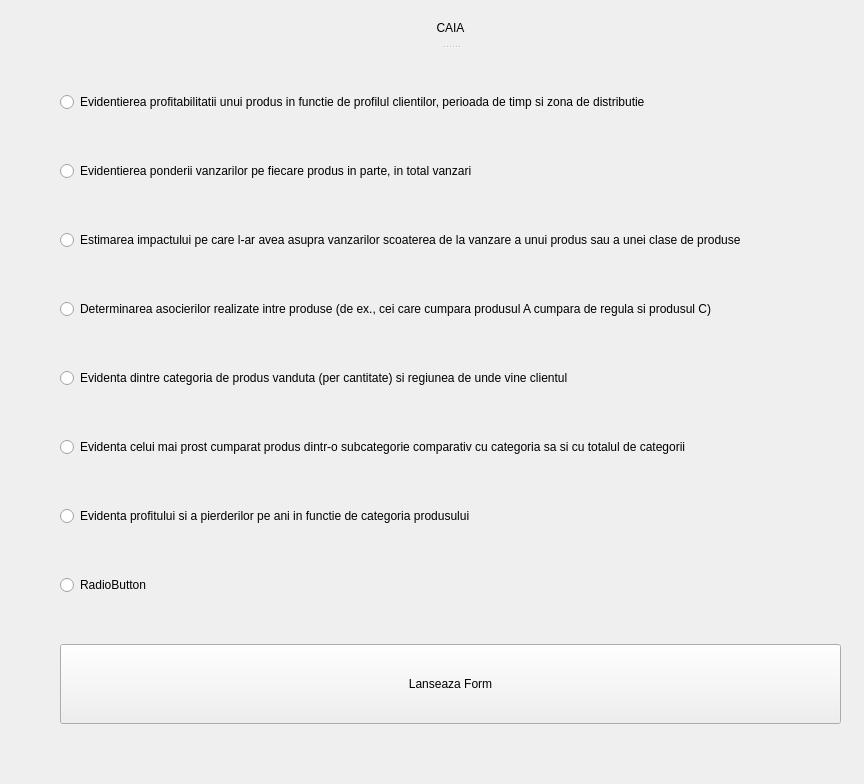
Qt form views/MainWindowForm.ui (cojocariudaniel1/StatisticProject) before a commit.
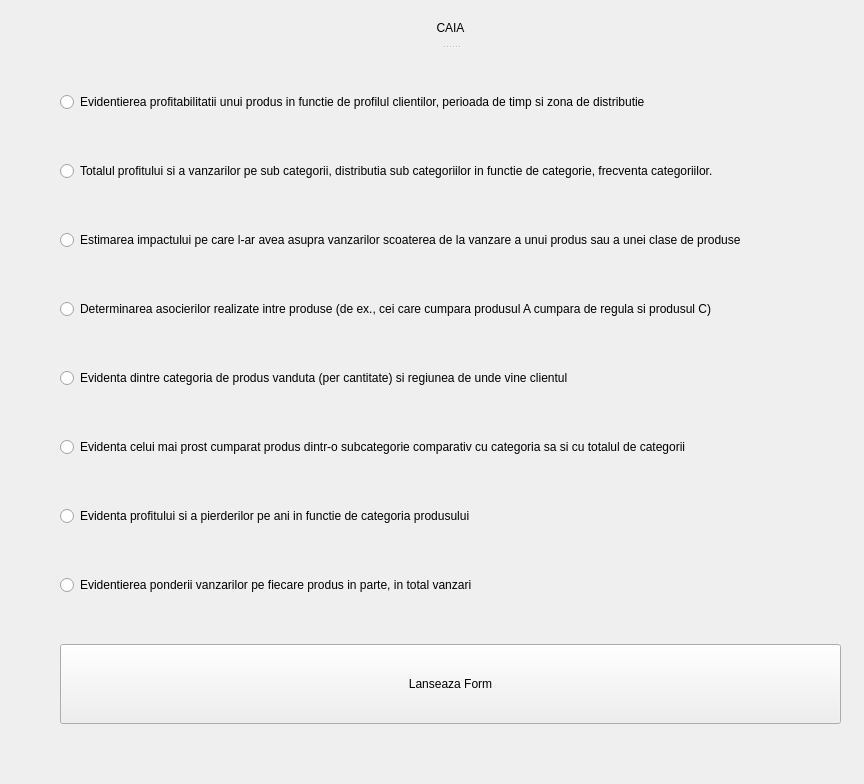
The same form after that commit.

```diff
--- a/views/MainWindowForm.ui
+++ b/views/MainWindowForm.ui
@@ -42,14 +42,14 @@
       <item row="7" column="1">
        <widget class="QRadioButton" name="form8">
         <property name="text">
-         <string>RadioButton</string>
+         <string>Evidentierea ponderii vanzarilor pe fiecare produs in parte, in total vanzari</string>
         </property>
        </widget>
       </item>
       <item row="1" column="1">
        <widget class="QRadioButton" name="form2">
         <property name="text">
-         <string>Evidentierea ponderii vanzarilor pe fiecare produs in parte, in total vanzari</string>
+         <string>Totalul profitului si a vanzarilor pe sub categorii, distributia sub categoriilor in functie de categorie, frecventa categoriilor.</string>
         </property>
        </widget>
       </item>
```
